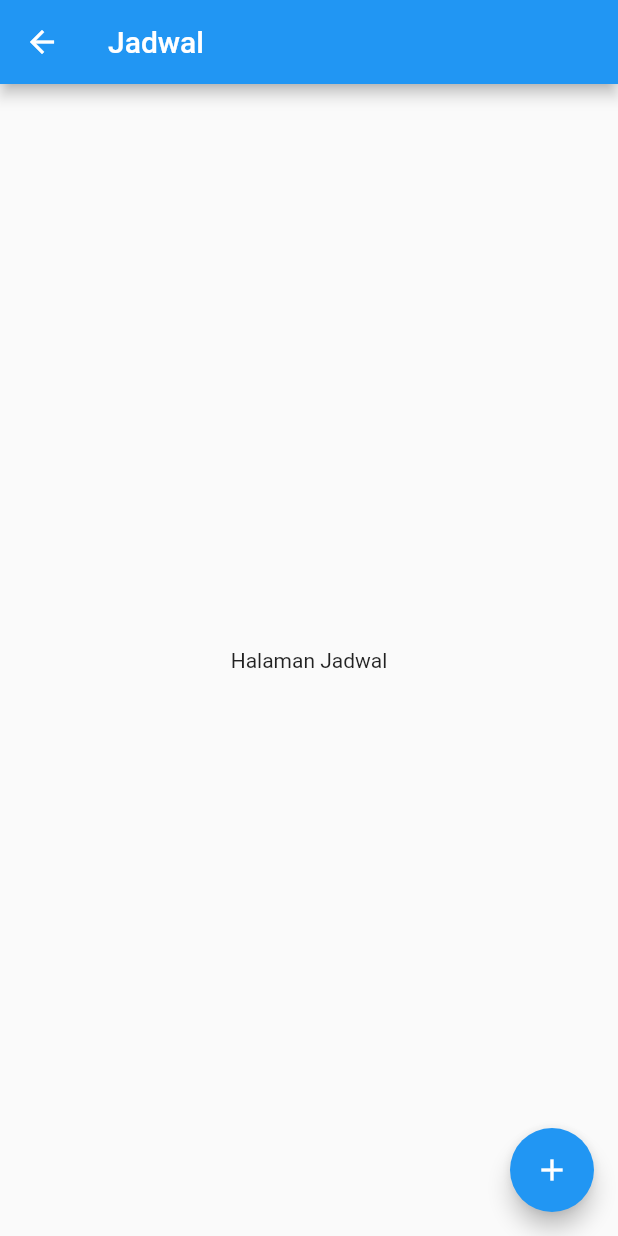
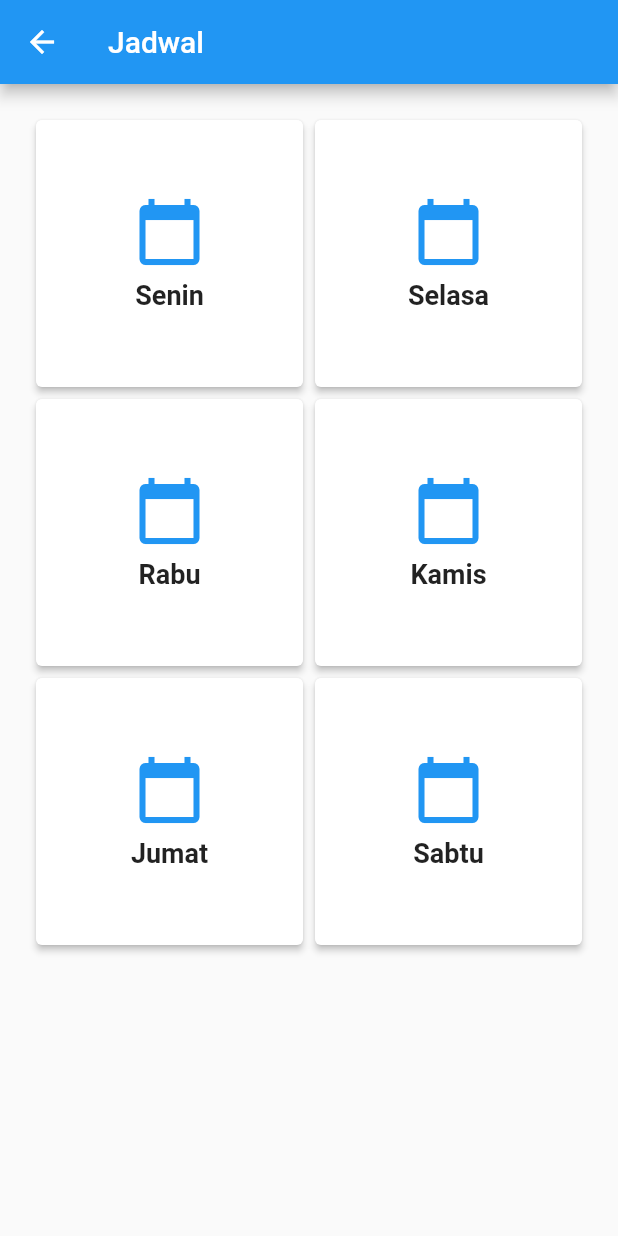
Before and after one commit to gugumrg/Student_notes, a Flutter app: the JadwalPage screen opened directly, on a phone screen of 412 x 824 dp. Run offline on Flutter 3.47's test engine with Material 2 defaults, Android fonts, the light colour scheme and no system bars; our stand-ins replace flutter_local_notifications, flutter_native_timezone, shared_preferences, timezone; accounts and stored records are empty.

Commit message:
Tambah jadwal

```diff
--- a/lib/JadwalPage.dart
+++ b/lib/JadwalPage.dart
@@ -4,17 +4,53 @@ class JadwalPage extends StatelessWidget {
   @override
   Widget build(BuildContext context) {
     return Scaffold(
-        appBar: AppBar(
-          title: const Text('Jadwal'),
-        ),
-        body: const Center(
-          child: Text('Halaman Jadwal'),
-        ),
-        floatingActionButton: FloatingActionButton(
-          onPressed: () {
-            // Aksi ketika tombol "add" ditekan
-          },
-          child: const Icon(Icons.add),
-        ));
+      appBar: AppBar(
+        title: const Text('Jadwal'),
+      ),
+      body: GridView.count(
+        crossAxisCount: 2,
+        padding: EdgeInsets.all(20.0),
+        children: const [
+          DayCard(day: 'Senin', icon: Icons.calendar_today),
+          DayCard(day: 'Selasa', icon: Icons.calendar_today),
+          DayCard(day: 'Rabu', icon: Icons.calendar_today),
+          DayCard(day: 'Kamis', icon: Icons.calendar_today),
+          DayCard(day: 'Jumat', icon: Icons.calendar_today),
+          DayCard(day: 'Sabtu', icon: Icons.calendar_today),
+        ],
+      ),
+    );
   }
 }
+
+class DayCard extends StatelessWidget {
+  final String day;
+  final IconData icon;
+
+  const DayCard({required this.day, required this.icon});
+
+  @override
+  Widget build(BuildContext context) {
+    return Card(
+      elevation: 2.0,
+      child: Column(
+        mainAxisAlignment: MainAxisAlignment.center,
+        children: [
+          Icon(
+            icon,
+            size: 48.0,
+            color: Colors.blue,
+          ),
+          SizedBox(height: 8.0),
+          Text(
+            day,
+            style: const TextStyle(
+              fontSize: 18.0,
+              fontWeight: FontWeight.bold,
+            ),
+          ),
+        ],
+      ),
+    );
+  }
+}
```
